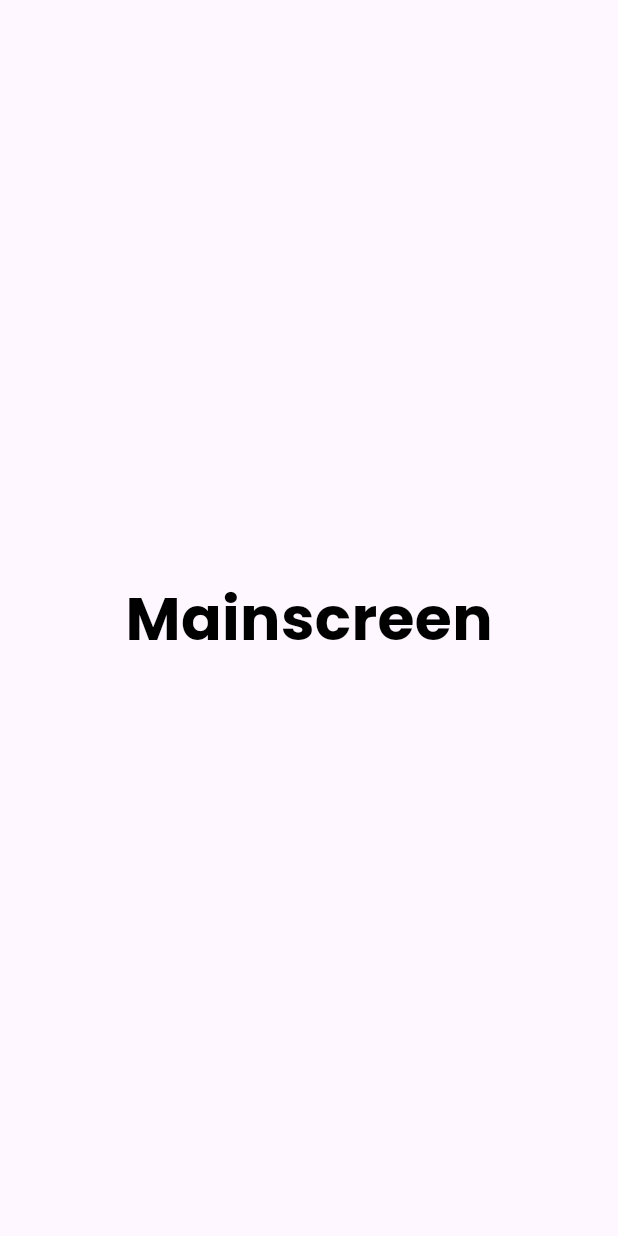
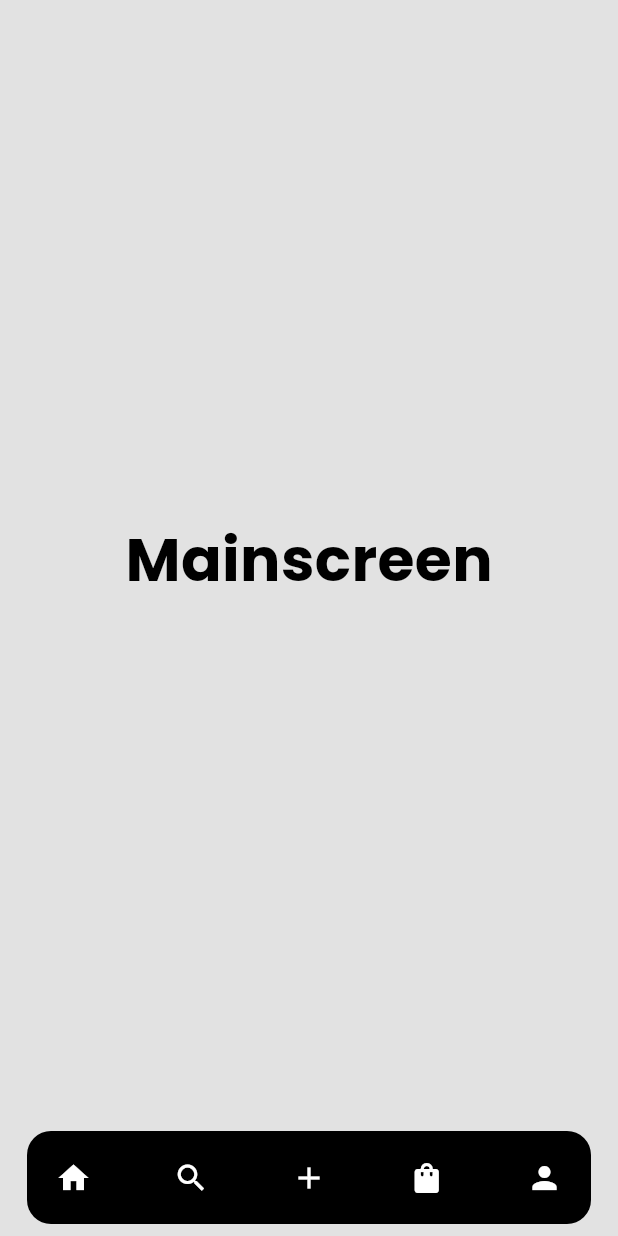
Before and after one commit to oyewodayo/Ecommerce-app, a Flutter app: the screen it shows after launch, on a phone screen of 412 x 824 dp. Run offline on Flutter 3.47's test engine with Material 2 defaults, Android fonts, the phone set to English and light mode, and no system bars; our stand-ins replace google_fonts.

Commit message:
Add Custom Bottom Navigation bar

```diff
--- /dev/null
+++ b/lib/shared/bottom_nav_widget.dart
@@ -0,0 +1,25 @@
+import 'package:flutter/material.dart';
+
+class BottomNavWidget extends StatelessWidget {
+  const BottomNavWidget({
+    super.key, this.onTap, this.icon,
+  });
+
+  final void Function()? onTap;
+  final IconData? icon;
+
+  @override
+  Widget build(BuildContext context) {
+    return GestureDetector(
+      onTap: onTap,
+      child: SizedBox(
+        height: 38,
+        width: 38,
+        child:  Icon(
+          icon,
+          color: Colors.white,
+        ),
+      ),
+    );
+  }
+}
--- a/lib/ui/mainscreen.dart
+++ b/lib/ui/mainscreen.dart
@@ -1,5 +1,7 @@
 import 'package:ecommerce_app/shared/appstyle.dart';
 import 'package:flutter/material.dart';
+
+import '../shared/bottom_nav_widget.dart';
 
 class MainScreen extends StatelessWidget {
   const MainScreen({super.key});
@@ -7,6 +9,47 @@ class MainScreen extends StatelessWidget {
   @override
   Widget build(BuildContext context) {
     return Scaffold(
+      backgroundColor: const Color(0xFFE2E2E2),
+      bottomNavigationBar: SafeArea(
+        child: Padding(
+          padding: const EdgeInsets.all(8),
+          child: Container(
+            padding: const EdgeInsets.all(12),
+            margin: const EdgeInsets.symmetric(horizontal: 10),
+            decoration: const BoxDecoration(
+              color: Colors.black,
+              borderRadius: BorderRadius.all(
+                Radius.circular(16),
+              ),
+            ),
+            child: Row(
+              mainAxisAlignment: MainAxisAlignment.spaceBetween,
+              children: [
+                BottomNavWidget(
+                  onTap: () {},
+                  icon: Icons.home,
+                ),
+                BottomNavWidget(
+                  onTap: () {},
+                  icon: Icons.search,
+                ),
+                BottomNavWidget(
+                  onTap: () {},
+                  icon: Icons.add,
+                ),
+                BottomNavWidget(
+                  onTap: () {},
+                  icon: Icons.shopping_bag,
+                ),
+                  BottomNavWidget(
+                  onTap: () {},
+                  icon: Icons.person,
+                ),
+              ],
+            ),
+          ),
+        ),
+      ),
       body: Center(
         child: Text(
           'Mainscreen',
```
